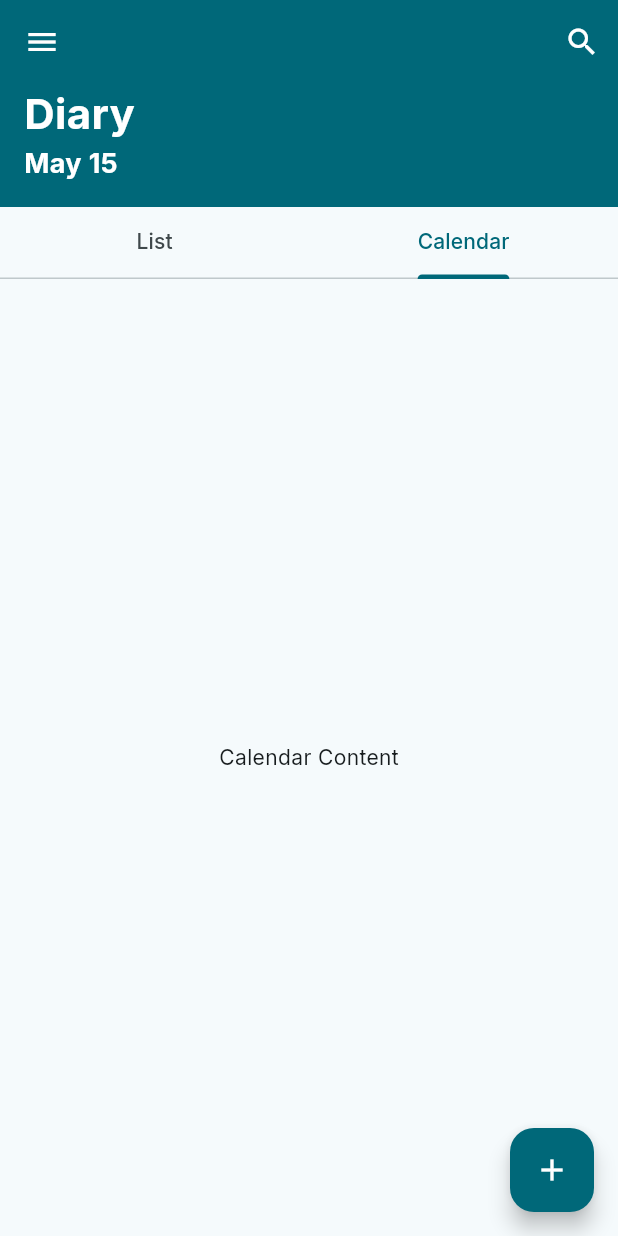
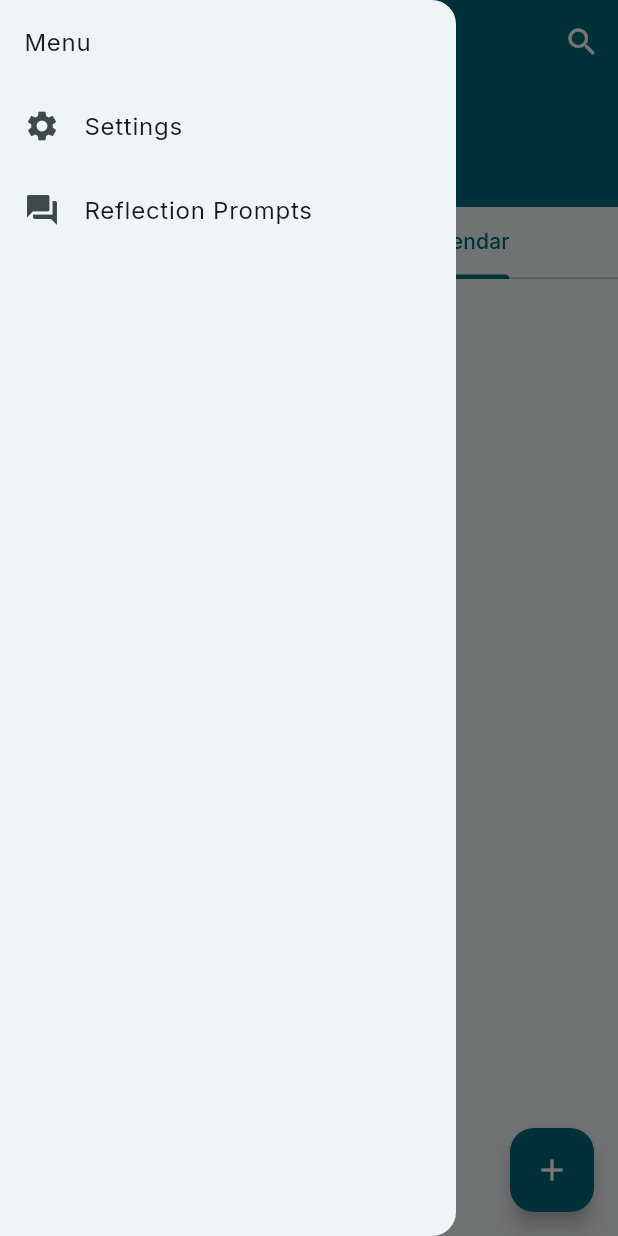
Before and after one commit to fDirham/moments_diary, a Flutter app: the screen it shows after launch, tab 2 chosen, after a tap on the "menu" icon, on a phone screen of 412 x 824 dp. Run offline on Flutter 3.47's test engine with Material 3 defaults, Android fonts, the phone set to English and light mode, and no system bars; our stand-ins replace google_fonts, grouped_list, isar, shared_preferences; accounts and stored records are empty; generated files the repository leaves out were written again.

Commit message:
prompts + better init

```diff
--- /dev/null
+++ b/lib/constants/prompts.dart
@@ -0,0 +1,5 @@
+String prompt1 = "What happened today?";
+String prompt2 = "Headspace";
+String prompt3 = "For tomorrow?";
+
+List<String> defaultPrompts = [prompt1, prompt2, prompt3];
--- a/lib/main.dart
+++ b/lib/main.dart
@@ -1,22 +1,66 @@
+import 'dart:async';
+
 import 'package:flutter/material.dart';
 import 'package:intl/find_locale.dart';
 import 'package:moments_diary/models/note_database.dart';
 import 'package:moments_diary/screens/home_screen.dart';
 import 'package:moments_diary/theme/theme.dart';
 import 'package:moments_diary/theme/util.dart';
+import 'package:moments_diary/utils.dart';
+import 'package:moments_diary/constants/prompts.dart' as prompt_constants;
 import 'package:provider/provider.dart';
 
-void main() async {
+Future<void> main() async {
+  runApp(const SplashScreen());
+
   WidgetsFlutterBinding.ensureInitialized();
+  try {
+    await Future.any([
+      Future(() async {
         await NoteDatabase.initialize();
+        await prefillReflectionPrompts();
+        await findSystemLocale();
+        await Future.delayed(
+          const Duration(seconds: 5),
+        ); // Add a 5-second delay
+      }),
+      Future.delayed(const Duration(seconds: 30), () {
+        throw TimeoutException('Initialization timed out');
+      }),
+    ]);
+  } catch (e) {
+    debugPrint('Error during initialization: $e');
+    rethrow;
+  }
 
-  await findSystemLocale();
-  runApp(
-    ChangeNotifierProvider(
-      create: (context) => NoteDatabase(),
-      child: const MainApp(),
+  runApp(const MainApp());
+}
+
+Future<void> prefillReflectionPrompts() async {
+  final prompts = await getReflectionPrompts();
+  if (prompts.isEmpty) {
+    await saveReflectionPrompts(prompt_constants.defaultPrompts);
+  }
+}
+
+class SplashScreen extends StatelessWidget {
+  const SplashScreen({super.key});
+
+  @override
+  Widget build(BuildContext context) {
+    return Scaffold(
+      body: Center(
+        child: Column(
+          mainAxisAlignment: MainAxisAlignment.center,
+          children: const [
+            CircularProgressIndicator(),
+            SizedBox(height: 20),
+            Text('Loading Moments Diary...'),
+          ],
+        ),
       ),
     );
+  }
 }
 
 class MainApp extends StatefulWidget {
@@ -35,11 +79,14 @@ class _MainAppState extends State<MainApp> {
     TextTheme textTheme = createTextTheme(context, "Inter", "Inter");
     MaterialTheme theme = MaterialTheme(textTheme);
 
-    return MaterialApp(
+    return ChangeNotifierProvider(
+      create: (context) => NoteDatabase(),
+      child: MaterialApp(
         theme: brightness == Brightness.light ? theme.light() : theme.dark(),
         darkTheme: ThemeData(useMaterial3: true, brightness: Brightness.dark),
         themeMode: ThemeMode.system,
         home: HomeScreen(),
+      ),
     );
   }
 }
--- a/lib/screens/home_screen.dart
+++ b/lib/screens/home_screen.dart
@@ -2,6 +2,8 @@ import 'package:flutter/material.dart';
 import 'package:intl/intl.dart';
 import 'package:moments_diary/models/note_database.dart';
 import 'package:moments_diary/screens/new_note_screen.dart';
+import 'package:moments_diary/screens/reflection_prompts_screen.dart';
+import 'package:moments_diary/screens/settings_screen.dart'; // Import the settings screen
 import 'package:moments_diary/widgets/home_header.dart';
 import 'package:moments_diary/widgets/note_list.dart';
 import 'package:provider/provider.dart';
@@ -14,6 +16,9 @@ class HomeScreen extends StatefulWidget {
 }
 
 class _HomeScreenState extends State<HomeScreen> {
+  final GlobalKey<ScaffoldState> _scaffoldKey =
+      GlobalKey<ScaffoldState>(); // Add a GlobalKey
+
   void readNotes() {
     context.read<NoteDatabase>().fetchNotes();
   }
@@ -37,11 +42,13 @@ class _HomeScreenState extends State<HomeScreen> {
     ).format(DateTime.now());
 
     return Scaffold(
+      key: _scaffoldKey, // Assign the GlobalKey to the Scaffold
       appBar: AppBar(
         leading: IconButton(
           icon: const Icon(Icons.menu),
           onPressed: () {
-            // Handle menu action
+            _scaffoldKey.currentState
+                ?.openDrawer(); // Use the GlobalKey to open the drawer
           },
         ),
         actions: <Widget>[
@@ -52,6 +59,38 @@ class _HomeScreenState extends State<HomeScreen> {
             },
           ),
         ],
+      ),
+      drawer: Drawer(
+        child: SafeArea(
+          child: ListView(
+            padding: EdgeInsets.zero,
+            children: [
+              ListTile(title: const Text('Menu')),
+              ListTile(
+                leading: const Icon(Icons.settings),
+                title: const Text('Settings'),
+                onTap: () {
+                  Navigator.of(context).push(
+                    MaterialPageRoute(
+                      builder: (context) => const SettingsScreen(),
+                    ),
+                  );
+                },
+              ),
+              ListTile(
+                leading: const Icon(Icons.question_answer),
+                title: const Text('Reflection Prompts'),
+                onTap: () {
+                  Navigator.of(context).push(
+                    MaterialPageRoute(
+                      builder: (context) => const ReflectionPromptsScreen(),
+                    ),
+                  );
+                },
+              ),
+            ],
+          ),
+        ),
       ),
       floatingActionButton: FloatingActionButton(
         backgroundColor: Theme.of(context).colorScheme.primary,
--- /dev/null
+++ b/lib/screens/settings_screen.dart
@@ -0,0 +1,13 @@
+import 'package:flutter/material.dart';
+
+class SettingsScreen extends StatelessWidget {
+  const SettingsScreen({super.key});
+
+  @override
+  Widget build(BuildContext context) {
+    return Scaffold(
+      appBar: AppBar(title: const Text('Settings')),
+      body: Center(child: const Text('Settings Page')),
+    );
+  }
+}
--- a/lib/utils.dart
+++ b/lib/utils.dart
@@ -1,4 +1,7 @@
+import 'dart:convert';
+
 import 'package:intl/intl.dart';
+import 'package:shared_preferences/shared_preferences.dart';
 
 String getRelativeDayDisplay(DateTime time) {
   final DateTime now = DateTime.now();
@@ -18,3 +21,18 @@ String getRelativeDayDisplay(DateTime time) {
 
   return groupLabel;
 }
+
+Future<void> saveReflectionPrompts(List<String> prompts) async {
+  final SharedPreferences prefs = await SharedPreferences.getInstance();
+  final String jsonString = jsonEncode(prompts);
+  await prefs.setString('reflection_prompts', jsonString);
+}
+
+Future<List<String>> getReflectionPrompts() async {
+  final SharedPreferences prefs = await SharedPreferences.getInstance();
+  final String? jsonString = prefs.getString('reflection_prompts');
+  if (jsonString != null) {
+    return List<String>.from(jsonDecode(jsonString));
+  }
+  return [];
+}
--- a/pubspec.yaml
+++ b/pubspec.yaml
@@ -16,6 +16,7 @@ dependencies:
   isar_flutter_libs: ^3.1.0+1
   path_provider: ^2.1.5
   provider: ^6.1.5
+  shared_preferences: ^2.5.3
 
 dev_dependencies:
   flutter_test:
```
Also changed, not shown: lib/screens/reflection_prompts_screen.dart (added, +150 -0 lines), lib/widgets/note_editor.dart (+42 -4 lines), pubspec.lock, 2 other files. Lines whose indentation alone changed are shown as unchanged.
